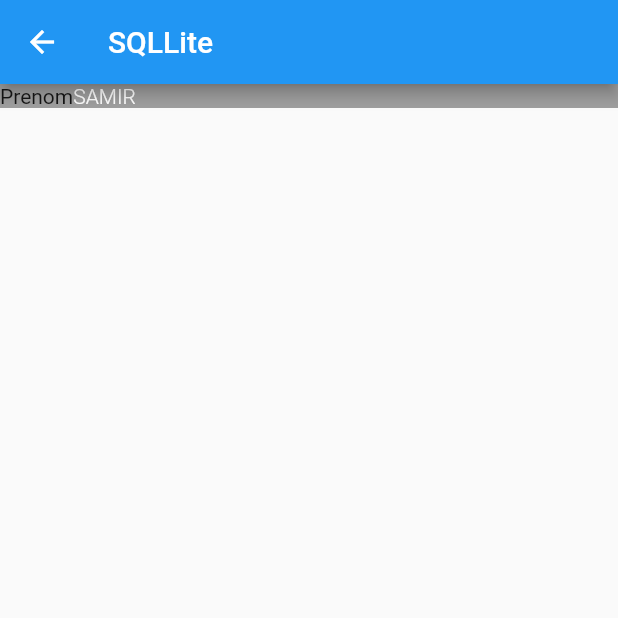
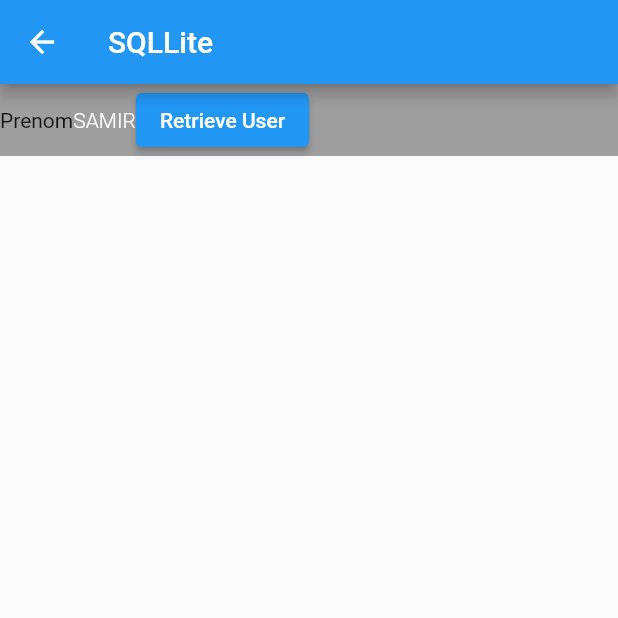
Before and after one commit to SamirBenj/FlutterTd, a Flutter app: the SQLHomepage screen opened directly, on a phone screen of 412 x 824 dp, the top half of it. Run offline on Flutter 3.47's test engine with Material 2 defaults, Android fonts, the phone set to English and light mode, and no system bars; our stand-ins replace sqflite; accounts and stored records are empty.

Commit message:
new files

```diff
--- a/lib/TD3_5/functions.dart
+++ b/lib/TD3_5/functions.dart
@@ -1,20 +1,52 @@
+import 'dart:convert';
+
 import 'package:sqflite/sqflite.dart';
 import 'package:sqflite/sqlite_api.dart';
 import 'package:path/path.dart';
+import 'package:td1/TD3_5/users.dart';
 
 class DatabaseFunctions {
   Future<Database> initializeDB() async {
     var databasepPath = await getDatabasesPath();
     String path = join(databasepPath, 'demo.db');
-    return openDatabase(path, version: 1,
-        onCreate: (Database db, int version) async {
-      await db.execute(
-          "CREATE TABLE users(id INTEGER PRIMARY KEY AUTOINCREMENT, Nom char NOT NULL,Prenom char NOT NULL, age INTEGER NOT NULL");
-    });
+    return openDatabase(
+      path,
+      version: 1,
+      onCreate: (Database db, int version) async {
+        await db.execute(
+            "CREATE TABLE users(id INTEGER PRIMARY KEY AUTOINCREMENT, Nom TEXT NOT NULL,Prenom TEXT NOT NULL, age INTEGER NOT NULL)");
+      },
+    );
   }
 
-  // Future<int> insertUser(List<User> user) async {}
+  Future<int> insertUser(List<User> users) async {
+    int result = 0;
+    final Database db = await initializeDB();
+    for (var user in users) {
+      result = await db.insert('users', user.toMap());
+    }
+    // await db.insert('users', user.toMap());
+    return result;
+  }
+
+  Future<List<User>> retrieveUsers() async {
+    final Database db = await initializeDB();
+    final List<Map<String, Object?>> queryResult = await db.query('users');
+    // return queryResult.map((e) => User.toMap(e).toList());
+    // return List.generate(queryResult.length, (i) {
+    // return User(
+    //   Nom: queryResult[i]['Nom'],
+    //   Prenom: queryResult[i]['Prenom'],
+    //   age: queryResult[i]['Age'],
+    // );
+    return queryResult.map((e) => User.fromMap(e)).toList();
+    // });
+  }
 }
+
+
+
+
 
 // class User {
 //   fiint? id;
--- a/lib/TD3_5/main1.dart
+++ b/lib/TD3_5/main1.dart
@@ -1,5 +1,6 @@
 import 'package:flutter/material.dart';
 import 'package:td1/TD3_5/functions.dart';
+import 'package:td1/TD3_5/users.dart';
 
 class SQLHomepage extends StatefulWidget {
   const SQLHomepage({Key? key}) : super(key: key);
@@ -9,9 +10,21 @@
 }
 
 class _SQLHomepageState extends State<SQLHomepage> {
+  var myUser = User(id: 11, Nom: 'Samir', Prenom: 'Benj', age: 20);
+  late DatabaseFunctions handler;
+
   @override
   void initState() {
-    // DatabaseFunctions().initializeDB();
+    super.initState();
+    handler = DatabaseFunctions();
+    // DatabaseFunctions().initializeDB().whenComplete(()async {
+    handler.initializeDB().whenComplete(() async {
+      await addUser();
+      setState(() {});
+      print('dit it');
+    });
+
+    // });
   }
 
   Widget build(BuildContext context) {
@@ -36,6 +49,20 @@
                           fontWeight: FontWeight.w300,
                         ),
                       ),
+                      ElevatedButton(
+                        onPressed: () {
+                          // DatabaseFunctions()
+                          //     .insertUser(myUser)
+                          //     .whenComplete(() {
+                          //   print(myUser.toString());
+                          //   setState(() {});
+                          // });
+                          DatabaseFunctions().retrieveUsers().whenComplete(() {
+                            print('worked');
+                          });
+                        },
+                        child: const Text('Retrieve User'),
+                      )
                     ],
                   ),
                 ],
@@ -45,3 +72,10 @@
     );
   }
 }
+
+Future<int> addUser() async {
+  User user1 = User(Nom: "sam", Prenom: "ben", age: 20);
+  User user2 = User(Nom: "sami", Prenom: "benji", age: 30);
+  List<User> listOfUsers = [user1, user2];
+  return await DatabaseFunctions().insertUser(listOfUsers);
+}
--- /dev/null
+++ b/lib/TD3_5/users.dart
@@ -0,0 +1,38 @@
+class User {
+  final int? id;
+  final String Nom;
+  final String Prenom;
+  final int age;
+
+  User({
+    this.id,
+    required this.Nom,
+    required this.Prenom,
+    required this.age,
+  });
+
+  // Map<String, dynamic> toMap() {
+  //   return {
+  //     'id': id,
+  //     'Nom': Nom,
+  //     'Prenom': Prenom,
+  //     'age': age,
+  //   };
+  // }
+  User.fromMap(Map<String, dynamic> res)
+      : id = res["id"],
+        Nom = res["Nom"],
+        Prenom = res["Prenom"],
+        age = res["Age"];
+
+  // @override
+  Map<String, Object?> toMap() {
+    // return 'User{id:$id, Nom:$Nom,Prenom: $Prenom,age:$age}';
+    return {
+      'id': id,
+      'Nom': Nom,
+      'Prenom': Prenom,
+      'age': age,
+    };
+  }
+}
--- /dev/null
+++ b/lib/testSqlite/userclass.dart
@@ -0,0 +1,29 @@
+class Users {
+  final int? id;
+  final String Nom;
+  final String Prenom;
+  final int age;
+
+  Users({
+    this.id,
+    required this.Nom,
+    required this.Prenom,
+    required this.age,
+  });
+
+  Users.fromMap(Map<String, dynamic> res)
+      : id = res["id"],
+        Nom = res["Nom"],
+        Prenom = res["Prenom"],
+        age = res["Age"];
+
+  // @override
+  Map<String, Object?> toMap() {
+    return {
+      'id': id,
+      'Nom': Nom,
+      'Prenom': Prenom,
+      'age': age,
+    };
+  }
+}
```
Also changed, not shown: lib/main.dart (+8 -1 lines), lib/testSqlite/functions.dart (added, +43 -0 lines), lib/testSqlite/main.dart (added, +71 -0 lines).
